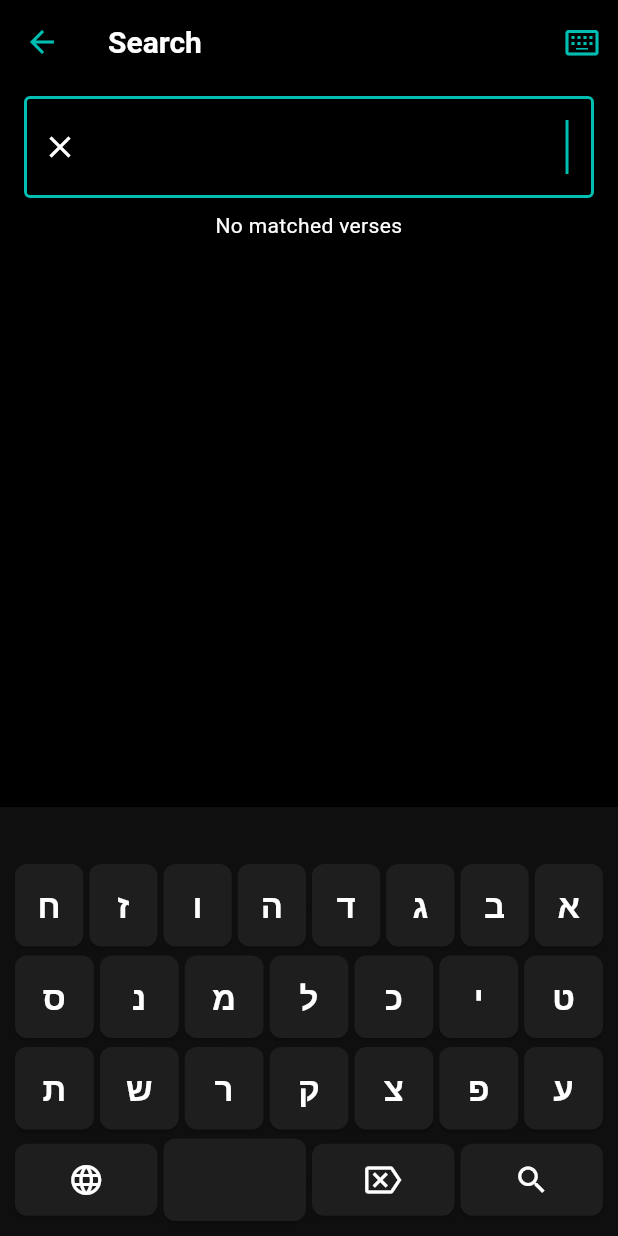
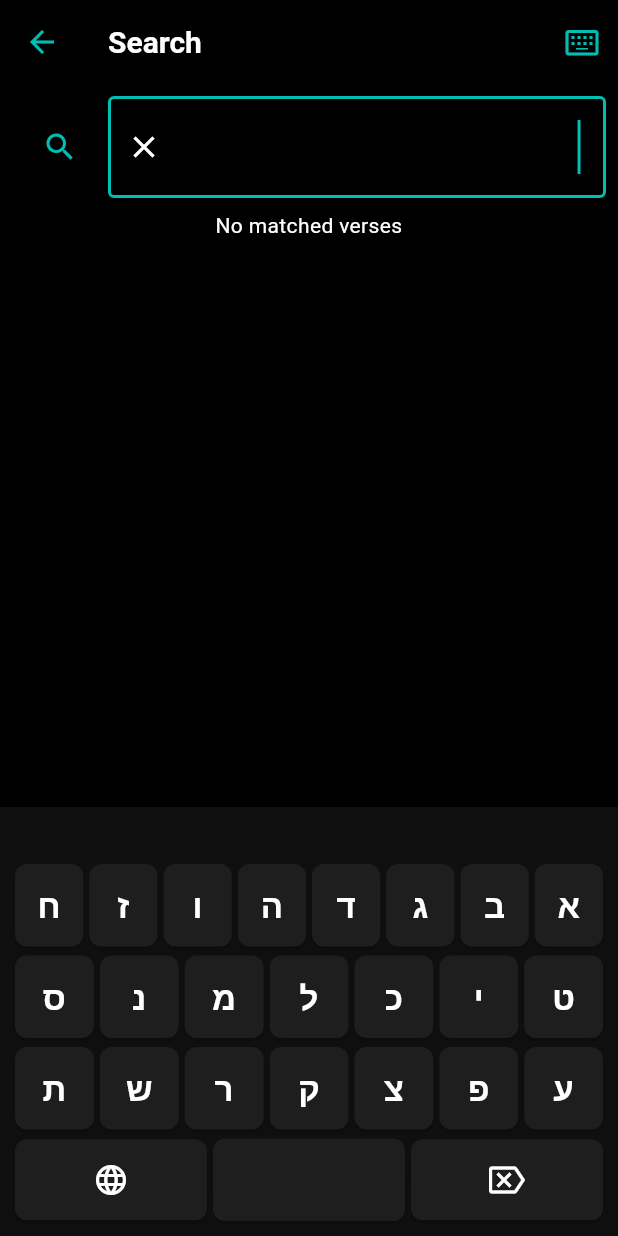
Before and after one commit to globalbibletools/study-app, a Flutter app: the SearchPage screen opened directly, on a phone screen of 412 x 824 dp. Run offline on Flutter 3.47's test engine with Material 3 defaults, Android fonts, the light colour scheme and no system bars; our stand-ins replace connectivity_plus, get_it, package_info_plus, shared_preferences, sqflite; missing offline and left inert: sqlite3, unorm_dart; accounts and stored records are empty; Roboto replaces fonts that are missing (sbl); statements that could not run were skipped; project files that could hold a hidden picture were left out.

Commit message:
move search button

```diff
--- a/lib/ui/search/keyboard.dart
+++ b/lib/ui/search/keyboard.dart
@@ -22,9 +22,6 @@ class HebrewGreekKeyboard extends StatefulWidget {
   /// A callback that is triggered when a candidate word is tapped.
   final void Function(String candidate)? onCandidateTapped;
 
-  /// The search button was pressed
-  final VoidCallback onSearch;
-
   const HebrewGreekKeyboard({
     super.key,
     required this.controller,
@@ -36,7 +33,6 @@ class HebrewGreekKeyboard extends StatefulWidget {
     this.keyTextColor = Colors.black,
     this.candidatesNotifier,
     this.onCandidateTapped,
-    required this.onSearch,
   });
 
   @override
@@ -149,6 +145,7 @@ class _HebrewGreekKeyboardState extends State<HebrewGreekKeyboard> {
             widget.isHebrew ? TextDirection.rtl : TextDirection.ltr;
 
         Widget buildCandidateButton(String candidate) {
+          final fixed = widget.fixFinalForms(candidate);
           return Expanded(
             child: TextButton(
               style: TextButton.styleFrom(
@@ -163,7 +160,7 @@ class _HebrewGreekKeyboardState extends State<HebrewGreekKeyboard> {
               },
               child: FittedBox(
                 child: Text(
-                  candidate,
+                  fixed,
                   style: TextStyle(
                     color: widget.keyTextColor,
                     fontSize: 18.0,
@@ -282,7 +279,7 @@ class _HebrewGreekKeyboardState extends State<HebrewGreekKeyboard> {
                     borderRadius: BorderRadius.circular(8.0),
                   ),
                   padding: const EdgeInsets.symmetric(
-                    vertical: _innerKeyVerticalPadding,
+                    vertical: _innerKeyVerticalPadding + 3,
                   ),
                 ),
                 onPressed: () {
@@ -323,7 +320,7 @@ class _HebrewGreekKeyboardState extends State<HebrewGreekKeyboard> {
                     borderRadius: BorderRadius.circular(8.0),
                   ),
                   padding: const EdgeInsets.symmetric(
-                    vertical: _innerKeyVerticalPadding,
+                    vertical: _innerKeyVerticalPadding + 3,
                   ),
                 ),
                 onPressed: _onBackspacePressed,
@@ -341,29 +338,29 @@ class _HebrewGreekKeyboardState extends State<HebrewGreekKeyboard> {
           ),
 
           // Search
-          Expanded(
-            flex: 2,
-            child: Padding(
-              padding: const EdgeInsets.all(_interkeySpace),
-              child: ElevatedButton(
-                style: ElevatedButton.styleFrom(
-                  backgroundColor: widget.keyColor,
-                  foregroundColor: widget.keyTextColor,
-                  shape: RoundedRectangleBorder(
-                    borderRadius: BorderRadius.circular(8.0),
-                  ),
-                  padding: const EdgeInsets.symmetric(
-                    vertical: _innerKeyVerticalPadding,
-                  ),
-                ),
-                onPressed: () {
-                  HapticFeedback.lightImpact();
-                  widget.onSearch();
-                },
-                child: Icon(Icons.search, size: 24, color: widget.keyTextColor),
-              ),
-            ),
-          ),
+          // Expanded(
+          //   flex: 2,
+          //   child: Padding(
+          //     padding: const EdgeInsets.all(_interkeySpace),
+          //     child: ElevatedButton(
+          //       style: ElevatedButton.styleFrom(
+          //         backgroundColor: widget.keyColor,
+          //         foregroundColor: widget.keyTextColor,
+          //         shape: RoundedRectangleBorder(
+          //           borderRadius: BorderRadius.circular(8.0),
+          //         ),
+          //         padding: const EdgeInsets.symmetric(
+          //           vertical: _innerKeyVerticalPadding,
+          //         ),
+          //       ),
+          //       onPressed: () {
+          //         HapticFeedback.lightImpact();
+          //         widget.onSearch();
+          //       },
+          //       child: Icon(Icons.search, size: 24, color: widget.keyTextColor),
+          //     ),
+          //   ),
+          // ),
         ],
       ),
     );
--- a/lib/ui/search/search.dart
+++ b/lib/ui/search/search.dart
@@ -128,7 +128,10 @@ class _SearchPageState extends State<SearchPage> {
           child: Column(
             children: [
               Padding(
-                padding: const EdgeInsets.only(left: 16, top: 8, right: 16),
+                padding: const EdgeInsets.only(left: 16, top: 8, right: 8),
+                child: Row(
+                  children: [
+                    Expanded(
                       child: TextField(
                         controller: _controller,
                         autofocus: true,
@@ -151,6 +154,18 @@ class _SearchPageState extends State<SearchPage> {
                           print("Search submitted from keyboard: $value");
                           manager.searchVerses(value);
                         },
+                      ),
+                    ),
+                    const SizedBox(width: 8),
+                    IconButton(
+                      onPressed: () {
+                        manager.clearCandidateList();
+                        manager.searchVerses(_controller.text);
+                        _focusNode.unfocus();
+                      },
+                      icon: Icon(Icons.search),
+                    ),
+                  ],
                 ),
               ),
               Expanded(
@@ -220,11 +235,11 @@ class _SearchPageState extends State<SearchPage> {
                     // manager.searchVerses(_controller.text);
                     // _focusNode.unfocus();
                   },
-                  onSearch: () {
-                    manager.clearCandidateList();
-                    manager.searchVerses(_controller.text);
-                    _focusNode.unfocus();
-                  },
+                  // onSearch: () {
+                  //   manager.clearCandidateList();
+                  //   manager.searchVerses(_controller.text);
+                  //   _focusNode.unfocus();
+                  // },
                 ),
             ],
           ),
```
Lines whose indentation alone changed are shown as unchanged.
